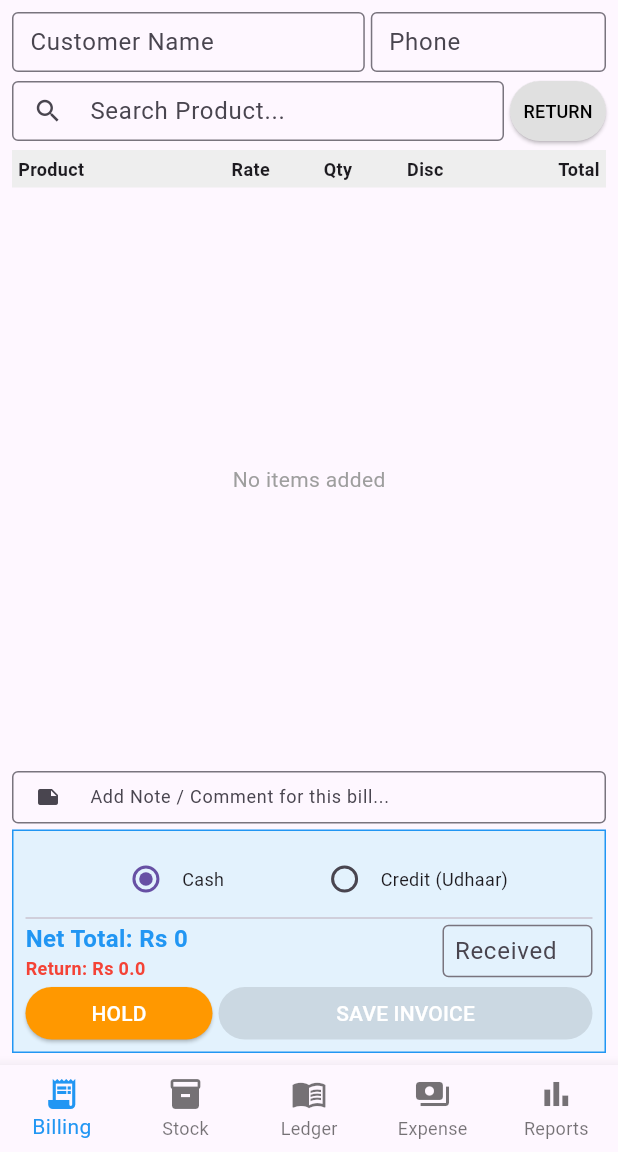
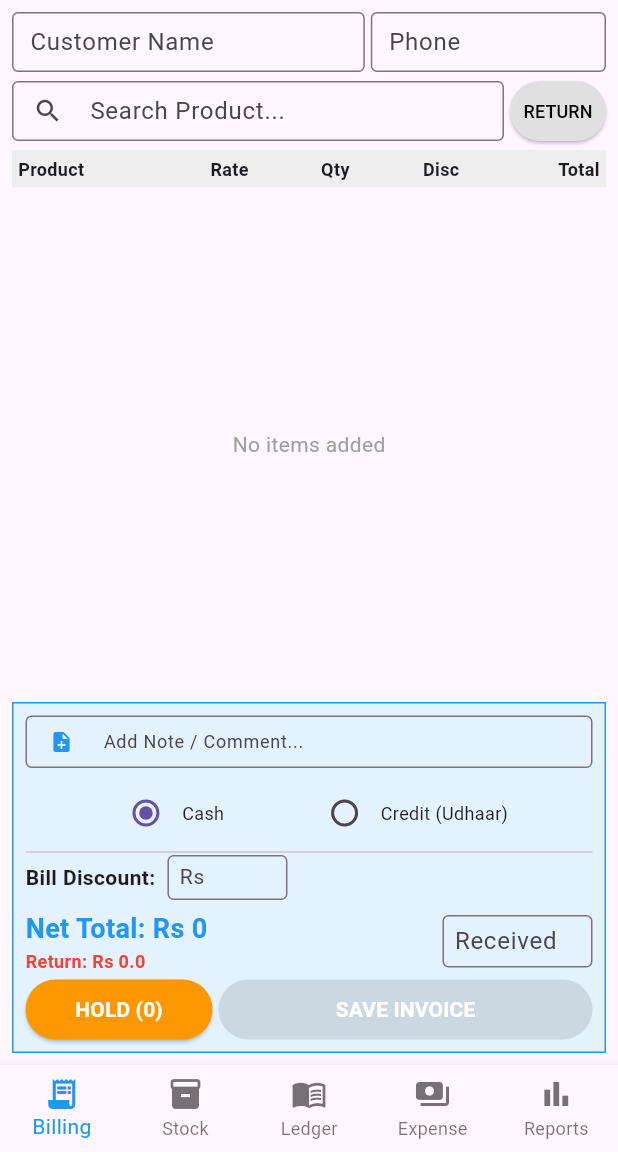
Before and after one commit to armanmirza5558-dot/Mirza-POS, a Flutter app: the screen it shows after launch, on a phone screen of 412 x 824 dp, the part 84-1236 px from its top. Run offline on Flutter 3.47's test engine with Material 3 defaults, Android fonts, the phone set to English and light mode, and no system bars; our stand-ins replace sqflite; accounts and stored records are empty.

Commit message:
Update main.dart

```diff
--- a/lib/main.dart
+++ b/lib/main.dart
@@ -33,7 +33,7 @@ class HomePage extends StatefulWidget {
 
 class _HomePageState extends State<HomePage> {
   int _selectedIndex = 0;
-  int _heldBillsCount = 0; // Hold bills ki counting ke liye
+  int _heldBillsCount = 0;
 
   static const List<Widget> _pages = <Widget>[
     StockScreen(),
@@ -66,9 +66,6 @@ class _HomePageState extends State<HomePage> {
         backgroundColor: Colors.blue,
         foregroundColor: Colors.white,
         actions: [
-          // Receipt Holding Icon with Counter
-          Stack(
-            children: [
           IconButton(
             icon: const Icon(Icons.playlist_add_check, size: 28),
             tooltip: 'Held Bills',
@@ -77,32 +74,16 @@ class _HomePageState extends State<HomePage> {
                 context,
                 MaterialPageRoute(builder: (context) => const HeldBillsScreen()),
               );
-                  _updateHeldBillsCount(); // Wapas aane par count update karein
+              _updateHeldBillsCount();
             },
-              ),
-              if (_heldBillsCount > 0)
-                Positioned(
-                  right: 4,
-                  top: 4,
-                  child: Container(
-                    padding: const EdgeInsets.all(4),
-                    decoration: const BoxDecoration(
-                      color: Colors.red,
-                      shape: BoxShape.circle,
-                    ),
-                    child: Text(
-                      '$_heldBillsCount',
-                      style: const TextStyle(fontSize: 10, fontWeight: FontWeight.bold, color: Colors.white),
-                    ),
-                  ),
           ),
         ],
       ),
-        ],
-      ),
-      // Yahan BillingScreen ko pass kiya hai taake hold ke baad count update ho
       body: _selectedIndex == 0
-    ? BillingScreen(onBillHeld: _updateHeldBillsCount)
+          ? BillingScreen(
+              onBillHeld: _updateHeldBillsCount,
+              heldCount: _heldBillsCount,
+            )
           : _pages[_selectedIndex],
       bottomNavigationBar: BottomNavigationBar(
         currentIndex: _selectedIndex,
@@ -124,7 +105,9 @@ class _HomePageState extends State<HomePage> {
 // ---------------- BILLING SCREEN ----------------
 class BillingScreen extends StatefulWidget {
   final VoidCallback onBillHeld;
-  const BillingScreen({super.key, required this.onBillHeld});
+  final int heldCount;
+
+  const BillingScreen({super.key, required this.onBillHeld, required this.heldCount});
 
   @override
   State<BillingScreen> createState() => _BillingScreenState();
@@ -136,6 +119,7 @@ class _BillingScreenState extends State<BillingScreen> {
   final _searchController = TextEditingController();
   final _receivedAmountController = TextEditingController();
   final _noteController = TextEditingController();
+  final _billDiscountController = TextEditingController(); // Bill Discount ke liye
 
   List<Product> _allProducts = [];
   List<Product> _filteredProducts = [];
@@ -150,7 +134,10 @@ class _BillingScreenState extends State<BillingScreen> {
     super.initState();
     _loadProducts();
     _searchController.addListener(() => filterProducts(_searchController.text));
+
+    // Jab bhi Received ya Bill Discount change ho, total update ho
     _receivedAmountController.addListener(() => setState(() {}));
+    _billDiscountController.addListener(() => _calculateTotal());
   }
 
   void _loadProducts() async {
@@ -187,6 +174,25 @@ class _BillingScreenState extends State<BillingScreen> {
     });
   }
 
+  // Qty Plus Minus Functions
+  void _increaseQty(int index) {
+    setState(() {
+      _cartItems[index]['qty'] += 1;
+      _calculateTotal();
+    });
+  }
+
+  void _decreaseQty(int index) {
+    setState(() {
+      if (_cartItems[index]['qty'] > 1) {
+        _cartItems[index]['qty'] -= 1;
+      } else {
+        _cartItems.removeAt(index); // Agar 1 se kam ho to item delete
+      }
+      _calculateTotal();
+    });
+  }
+
   void _editPrice(int index) {
     TextEditingController priceController = TextEditingController(text: _cartItems[index]['product'].salePrice.toString());
     showDialog(
@@ -205,30 +211,6 @@ class _BillingScreenState extends State<BillingScreen> {
                   _cartItems[index]['product'] = Product(id: p.id, name: p.name, category: p.category, purchasePrice: p.purchasePrice, salePrice: newPrice, stockQty: p.stockQty);
                   _calculateTotal();
                 });
-              }
-              Navigator.pop(context);
-            },
-            child: const Text('Save'),
-          ),
-        ],
-      ),
-    );
-  }
-
-  void _editQty(int index) {
-    TextEditingController qtyController = TextEditingController(text: _cartItems[index]['qty'].toString());
-    showDialog(
-      context: context,
-      builder: (context) => AlertDialog(
-        title: const Text('Edit Quantity'),
-        content: TextField(controller: qtyController, keyboardType: TextInputType.number, decoration: const InputDecoration(labelText: 'New Qty')),
-        actions: [
-          TextButton(onPressed: () => Navigator.pop(context), child: const Text('Cancel')),
-          ElevatedButton(
-            onPressed: () {
-              int? newQty = int.tryParse(qtyController.text);
-              if (newQty != null && newQty != 0) {
-                setState(() { _cartItems[index]['qty'] = newQty; _calculateTotal(); });
               }
               Navigator.pop(context);
             },
@@ -263,13 +245,17 @@ class _BillingScreenState extends State<BillingScreen> {
     );
   }
 
+  // Total Calculate Karny ka Function (Bill Discount ke sath)
   void _calculateTotal() {
-    double total = 0;
+    double subTotal = 0;
     for (var item in _cartItems) {
       double itemTotal = (item['product'].salePrice * item['qty']) - (item['discount'] * item['qty']);
-      total += itemTotal;
+      subTotal += itemTotal;
     }
-    setState(() => _grandTotal = total);
+
+    // Bill Discount minus karein
+    double billDisc = double.tryParse(_billDiscountController.text) ?? 0.0;
+    setState(() => _grandTotal = subTotal - billDisc);
   }
 
   void _holdBill() async {
@@ -278,7 +264,9 @@ class _BillingScreenState extends State<BillingScreen> {
     String cartJson = jsonEncode(_cartItems.map((e) => {
       'product': (e['product'] as Product).toMap(),
       'qty': e['qty'],
-      'discount': e['discount']
+      'discount': e['discount'],
+      'note': _noteController.text,
+      'bill_discount': _billDiscountController.text // Bill discount bhi save ho raha hai
     }).toList());
 
     await db.insert('held_bills', {
@@ -295,29 +283,11 @@ class _BillingScreenState extends State<BillingScreen> {
       _grandTotal = 0;
       _receivedAmountController.clear();
       _noteController.clear();
+      _billDiscountController.clear();
     });
 
-    widget.onBillHeld(); // Header par count update karein
+    widget.onBillHeld();
     ScaffoldMessenger.of(context).showSnackBar(const SnackBar(content: Text('Bill Held Successfully!')));
-  }
-
-  // Hold Bill Load Karne ka Function
-  void _loadHeldBillData(Map<String, dynamic> heldBillData) {
-    setState(() {
-      _customerNameController.text = heldBillData['customer_name'];
-      _customerPhoneController.text = heldBillData['customer_phone'];
-
-      List<dynamic> decodedCart = jsonDecode(heldBillData['cart_data']);
-      _cartItems = decodedCart.map((item) {
-        return {
-          'product': Product.fromMap(item['product']),
-          'qty': item['qty'],
-          'discount': item['discount'],
-        };
-      }).toList();
-
-      _calculateTotal();
-    });
   }
 
   @override
@@ -358,7 +328,7 @@ class _BillingScreenState extends State<BillingScreen> {
           ),
           const SizedBox(height: 6),
 
-          // Search Bar & Return Button
+          // Search & Return
           Row(
             children: [
               Expanded(
@@ -415,7 +385,7 @@ class _BillingScreenState extends State<BillingScreen> {
 
           const SizedBox(height: 6),
 
-          // Bill Items Table Headers
+          // Table Headers
           Container(
             color: Colors.grey.shade200,
             padding: const EdgeInsets.symmetric(vertical: 4, horizontal: 4),
@@ -423,7 +393,7 @@ class _BillingScreenState extends State<BillingScreen> {
               children: [
                 Expanded(flex: 3, child: Text('Product', style: TextStyle(fontWeight: FontWeight.bold, fontSize: 12))),
                 Expanded(flex: 2, child: Text('Rate', textAlign: TextAlign.center, style: TextStyle(fontWeight: FontWeight.bold, fontSize: 12))),
-                Expanded(flex: 1, child: Text('Qty', textAlign: TextAlign.center, style: TextStyle(fontWeight: FontWeight.bold, fontSize: 12))),
+                Expanded(flex: 2, child: Text('Qty', textAlign: TextAlign.center, style: TextStyle(fontWeight: FontWeight.bold, fontSize: 12))),
                 Expanded(flex: 2, child: Text('Disc', textAlign: TextAlign.center, style: TextStyle(fontWeight: FontWeight.bold, fontSize: 12))),
                 Expanded(flex: 2, child: Text('Total', textAlign: TextAlign.right, style: TextStyle(fontWeight: FontWeight.bold, fontSize: 12))),
               ],
@@ -450,10 +420,37 @@ class _BillingScreenState extends State<BillingScreen> {
                           child: Row(
                             children: [
                               Expanded(flex: 3, child: Text(p.name, style: const TextStyle(fontSize: 12))),
+
+                              // Editable Price
                               Expanded(flex: 2, child: InkWell(onTap: () => _editPrice(index), child: Text('${p.salePrice}', textAlign: TextAlign.center, style: const TextStyle(fontSize: 12, color: Colors.blue, decoration: TextDecoration.underline)))),
-                              Expanded(flex: 1, child: InkWell(onTap: () => _editQty(index), child: Text('$qty', textAlign: TextAlign.center, style: TextStyle(fontSize: 12, color: Colors.blue, decoration: TextDecoration.underline, fontWeight: qty < 0 ? FontWeight.bold : FontWeight.normal)))),
+
+                              // QTY PLUS MINUS BUTTONS
+                              Expanded(
+                                flex: 2,
+                                child: Row(
+                                  mainAxisAlignment: MainAxisAlignment.center,
+                                  children: [
+                                    InkWell(
+                                      onTap: () => _decreaseQty(index),
+                                      child: const Icon(Icons.remove_circle, color: Colors.red, size: 20),
+                                    ),
+                                    Padding(
+                                      padding: const EdgeInsets.symmetric(horizontal: 4),
+                                      child: Text('$qty', style: const TextStyle(fontSize: 14, fontWeight: FontWeight.bold)),
+                                    ),
+                                    InkWell(
+                                      onTap: () => _increaseQty(index),
+                                      child: const Icon(Icons.add_circle, color: Colors.green, size: 20),
+                                    ),
+                                  ],
+                                ),
+                              ),
+
+                              // Editable Discount
                               Expanded(flex: 2, child: InkWell(onTap: () => _editDiscount(index), child: Text('$disc', textAlign: TextAlign.center, style: const TextStyle(fontSize: 12, color: Colors.blue, decoration: TextDecoration.underline)))),
+
                               Expanded(flex: 2, child: Text('$total', textAlign: TextAlign.right, style: TextStyle(fontSize: 12, fontWeight: FontWeight.bold, color: total < 0 ? Colors.red : Colors.black))),
+
                               IconButton(
                                 icon: const Icon(Icons.delete, color: Colors.red, size: 16),
                                 padding: EdgeInsets.zero,
@@ -468,23 +465,7 @@ class _BillingScreenState extends State<BillingScreen> {
                   ),
           ),
 
-          // Bill Note
-          SizedBox(
-            height: 35,
-            child: TextField(
-              controller: _noteController,
-              decoration: const InputDecoration(
-                hintText: 'Add Note / Comment for this bill...',
-                prefixIcon: Icon(Icons.note, size: 16),
-                border: OutlineInputBorder(),
-                contentPadding: EdgeInsets.symmetric(horizontal: 8, vertical: 0),
-              ),
-              style: const TextStyle(fontSize: 12),
-            ),
-          ),
-          const SizedBox(height: 4),
-
-          // Bottom Checkout Section
+          // Checkout Section
           Container(
             padding: const EdgeInsets.all(8),
             decoration: BoxDecoration(
@@ -493,6 +474,22 @@ class _BillingScreenState extends State<BillingScreen> {
             ),
             child: Column(
               children: [
+                // NOTE BOX
+                SizedBox(
+                  height: 35,
+                  child: TextField(
+                    controller: _noteController,
+                    decoration: const InputDecoration(
+                      hintText: 'Add Note / Comment...',
+                      prefixIcon: Icon(Icons.note_add, size: 16, color: Colors.blue),
+                      border: OutlineInputBorder(),
+                      contentPadding: EdgeInsets.symmetric(horizontal: 8, vertical: 0),
+                    ),
+                    style: const TextStyle(fontSize: 12),
+                  ),
+                ),
+                const SizedBox(height: 6),
+
                 // Payment Mode
                 Row(
                   mainAxisAlignment: MainAxisAlignment.spaceEvenly,
@@ -502,6 +499,26 @@ class _BillingScreenState extends State<BillingScreen> {
                   ],
                 ),
                 const Divider(height: 4),
+
+                // BILL DISCOUNT ROW
+                Row(
+                  children: [
+                    const Text('Bill Discount:', style: TextStyle(fontSize: 14, fontWeight: FontWeight.bold)),
+                    const SizedBox(width: 8),
+                    SizedBox(
+                      width: 80,
+                      height: 30,
+                      child: TextField(
+                        controller: _billDiscountController,
+                        keyboardType: TextInputType.number,
+                        decoration: const InputDecoration(hintText: 'Rs', border: OutlineInputBorder(), contentPadding: EdgeInsets.symmetric(horizontal: 4)),
+                        style: const TextStyle(fontSize: 14),
+                      ),
+                    ),
+                  ],
+                ),
+                const SizedBox(height: 6),
+
                 // Total & Received
                 Row(
                   children: [
@@ -509,7 +526,7 @@ class _BillingScreenState extends State<BillingScreen> {
                       child: Column(
                         crossAxisAlignment: CrossAxisAlignment.start,
                         children: [
-                          Text('Net Total: Rs ${_grandTotal.toStringAsFixed(0)}', style: TextStyle(fontSize: 16, fontWeight: FontWeight.bold, color: _grandTotal < 0 ? Colors.red : Colors.blue)),
+                          Text('Net Total: Rs ${_grandTotal.toStringAsFixed(0)}', style: TextStyle(fontSize: 18, fontWeight: FontWeight.bold, color: _grandTotal < 0 ? Colors.red : Colors.blue)),
                           Text('Return: Rs $returnAmount', style: const TextStyle(fontSize: 12, color: Colors.red, fontWeight: FontWeight.bold)),
                         ],
                       ),
@@ -526,16 +543,17 @@ class _BillingScreenState extends State<BillingScreen> {
                   ],
                 ),
                 const SizedBox(height: 4),
-                // Save & Hold Buttons
+
+                // HOLD & SAVE
                 Row(
                   children: [
                     Expanded(
                       child: SizedBox(
-                        height: 35,
+                        height: 40,
                         child: ElevatedButton(
                           onPressed: _holdBill,
                           style: ElevatedButton.styleFrom(backgroundColor: Colors.orange),
-                          child: const Text('HOLD', style: TextStyle(color: Colors.white)),
+                          child: Text('HOLD (${widget.heldCount})', style: const TextStyle(color: Colors.white, fontWeight: FontWeight.bold)),
                         ),
                       ),
                     ),
@@ -543,13 +561,13 @@ class _BillingScreenState extends State<BillingScreen> {
                     Expanded(
                       flex: 2,
                       child: SizedBox(
-                        height: 35,
+                        height: 40,
                         child: ElevatedButton(
                           onPressed: _cartItems.isEmpty ? null : () {
                             ScaffoldMessenger.of(context).showSnackBar(const SnackBar(content: Text('Invoice Save logic coming next!')));
                           },
                           style: ElevatedButton.styleFrom(backgroundColor: _isReturnMode ? Colors.red : Colors.blue),
-                          child: const Text('SAVE INVOICE', style: TextStyle(color: Colors.white)),
+                          child: const Text('SAVE INVOICE', style: TextStyle(color: Colors.white, fontWeight: FontWeight.bold)),
                         ),
                       ),
                     ),
@@ -592,9 +610,7 @@ class _HeldBillsScreenState extends State<HeldBillsScreen> {
   }
 
   void _resumeBill(Map<String, dynamic> bill) async {
-    // Bill load karein aur wapas jayen
     Navigator.pop(context, bill);
-    // Delete hold bill from DB as it is now active
     final db = await DBHelper.database;
     await db.delete('held_bills', where: 'id = ?', whereArgs: [bill['id']]);
   }
```
Lines whose indentation alone changed are shown as unchanged.
